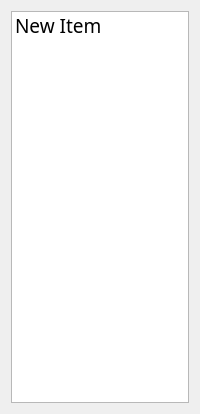
Above: src/ui/method.ui from StevenBaby/chess before the change. Below: the same form after it.
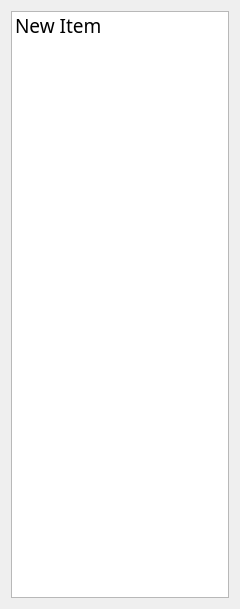
That is the form after the change.

Diff of the .ui file:
```diff
--- a/src/ui/method.ui
+++ b/src/ui/method.ui
@@ -6,19 +6,19 @@
    <rect>
     <x>0</x>
     <y>0</y>
-    <width>200</width>
-    <height>414</height>
+    <width>240</width>
+    <height>609</height>
    </rect>
   </property>
   <property name="minimumSize">
    <size>
-    <width>200</width>
+    <width>240</width>
     <height>0</height>
    </size>
   </property>
   <property name="maximumSize">
    <size>
-    <width>200</width>
+    <width>240</width>
     <height>16777215</height>
    </size>
   </property>
```
Left out of the diff: 2 changed lines with no effect on the pictures.
